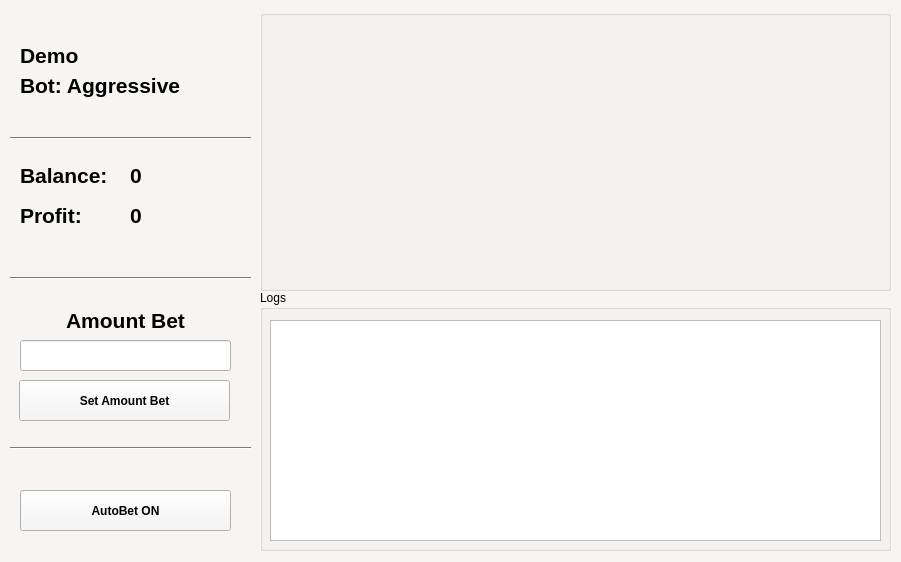
bikerlfh/crashbot, file apps/gui/resources/ui/console.ui: the form before one commit.
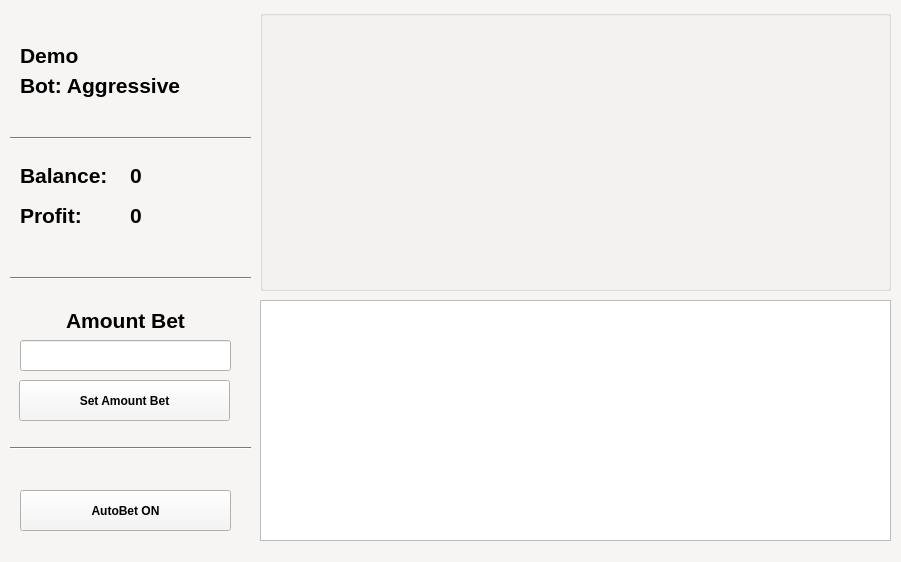
The form after the commit.

```diff
--- a/apps/gui/resources/ui/console.ui
+++ b/apps/gui/resources/ui/console.ui
@@ -713,29 +713,6 @@
     <enum>Qt::Horizontal</enum>
    </property>
   </widget>
-  <widget class="QGroupBox" name="groupBox_2">
-   <property name="geometry">
-    <rect>
-     <x>260</x>
-     <y>290</y>
-     <width>631</width>
-     <height>261</height>
-    </rect>
-   </property>
-   <property name="title">
-    <string>Logs</string>
-   </property>
-   <widget class="QListWidget" name="list_log">
-    <property name="geometry">
-     <rect>
-      <x>10</x>
-      <y>30</y>
-      <width>611</width>
-      <height>221</height>
-     </rect>
-    </property>
-   </widget>
-  </widget>
   <widget class="QGroupBox" name="gbox_graph">
    <property name="geometry">
     <rect>
@@ -749,7 +726,16 @@
     <string/>
    </property>
   </widget>
-  <zorder>groupBox_2</zorder>
+  <widget class="QListWidget" name="list_log">
+   <property name="geometry">
+    <rect>
+     <x>260</x>
+     <y>300</y>
+     <width>631</width>
+     <height>241</height>
+    </rect>
+   </property>
+  </widget>
   <zorder>btn_set_max_amount</zorder>
   <zorder>btn_auto_bet</zorder>
   <zorder>label</zorder>
```
Left out of the diff: 19 changed lines with no effect on the pictures.
